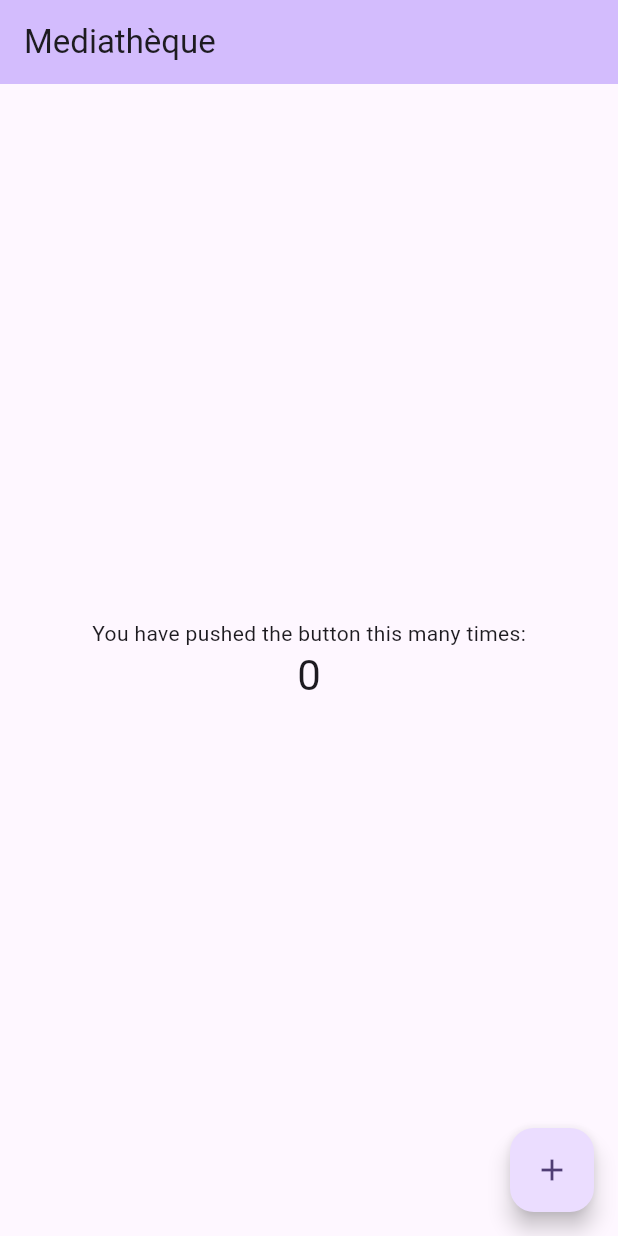
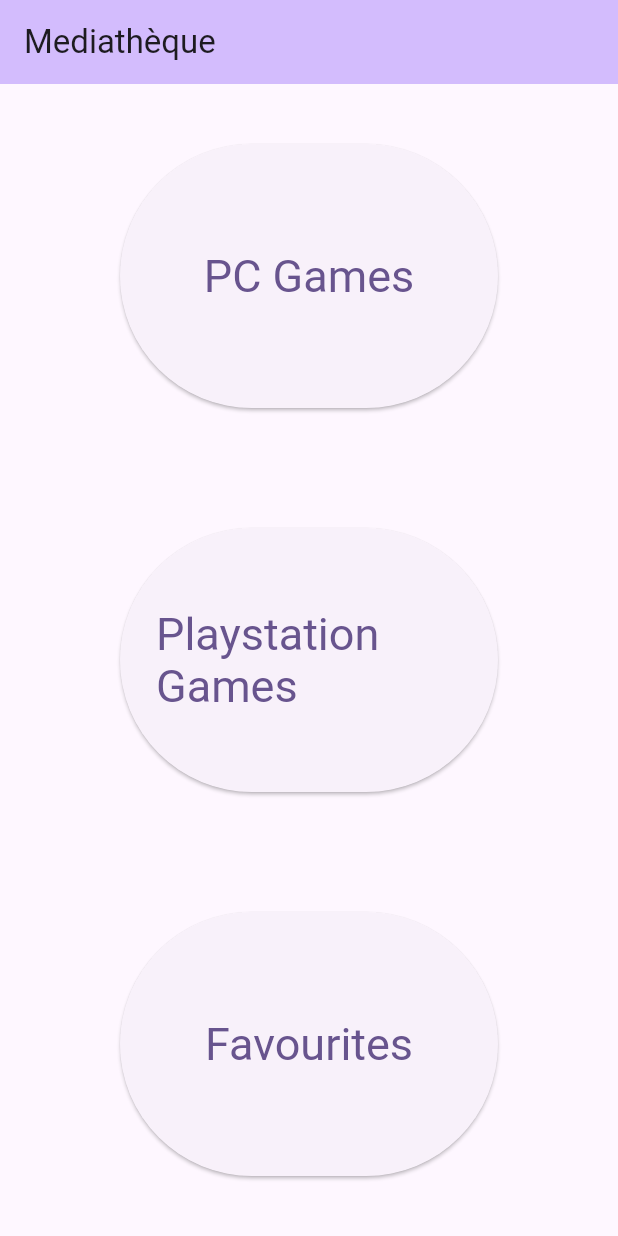
Before and after one commit to hugo-joly/AMSEJolyStockinger, a Flutter app: the screen it shows after launch, on a phone screen of 412 x 824 dp. Run offline on Flutter 3.47's test engine with Material 3 defaults, Android fonts, the phone set to English and light mode, and no system bars.

Commit message:
pages de navigation

```diff
--- a/tp1/lib/main.dart
+++ b/tp1/lib/main.dart
@@ -11,7 +11,7 @@
   @override
   Widget build(BuildContext context) {
     return MaterialApp(
-      title: 'Flutter demo',
+      title: 'Médiathèque',
       theme: ThemeData(
         // This is the theme of your application.
         //
@@ -31,13 +31,19 @@
         colorScheme: ColorScheme.fromSeed(seedColor: Colors.deepPurple),
         useMaterial3: true,
       ),
-      home: const MyHomePage(title: 'Mediathèque'),
+      initialRoute: '/',
+      routes: {
+        '/': (context) => const HomeRoute(title: 'Mediathèque'),
+        '/second': (context) => const SecondRoute(title: 'PC Games'),
+        '/third': (context) => const ThirdRoute(title: 'Playstation Games'),
+        '/fourth': (context) => const FourthRoute(title: 'Favourites'),
+      },
     );
   }
 }
 
-class MyHomePage extends StatefulWidget {
-  const MyHomePage({super.key, required this.title});
+class HomeRoute extends StatelessWidget {
+  const HomeRoute({super.key, required this.title});
 
   // This widget is the home page of your application. It is stateful, meaning
   // that it has a State object (defined below) that contains fields that affect
@@ -51,75 +57,133 @@
   final String title;
 
   @override
-  State<MyHomePage> createState() => _MyHomePageState();
-}
-
-class _MyHomePageState extends State<MyHomePage> {
-  int _counter = 0;
-
-  void _incrementCounter() {
-    setState(() {
-      // This call to setState tells the Flutter framework that something has
-      // changed in this State, which causes it to rerun the build method below
-      // so that the display can reflect the updated values. If we changed
-      // _counter without calling setState(), then the build method would not be
-      // called again, and so nothing would appear to happen.
-      _counter++;
-    });
-  }
-
-  @override
   Widget build(BuildContext context) {
-    // This method is rerun every time setState is called, for instance as done
-    // by the _incrementCounter method above.
-    //
-    // The Flutter framework has been optimized to make rerunning build methods
-    // fast, so that you can just rebuild anything that needs updating rather
-    // than having to individually change instances of widgets.
     return Scaffold(
       appBar: AppBar(
-        // TRY THIS: Try changing the color here to a specific color (to
-        // Colors.amber, perhaps?) and trigger a hot reload to see the AppBar
-        // change color while the other colors stay the same.
+        title: Text(title),
         backgroundColor: Theme.of(context).colorScheme.inversePrimary,
-        // Here we take the value from the MyHomePage object that was created by
-        // the App.build method, and use it to set our appbar title.
-        title: Text(widget.title),
       ),
       body: Center(
-        // Center is a layout widget. It takes a single child and positions it
-        // in the middle of the parent.
         child: Column(
-          // Column is also a layout widget. It takes a list of children and
-          // arranges them vertically. By default, it sizes itself to fit its
-          // children horizontally, and tries to be as tall as its parent.
-          //
-          // Column has various properties to control how it sizes itself and
-          // how it positions its children. Here we use mainAxisAlignment to
-          // center the children vertically; the main axis here is the vertical
-          // axis because Columns are vertical (the cross axis would be
-          // horizontal).
-          //
-          // TRY THIS: Invoke "debug painting" (choose the "Toggle Debug Paint"
-          // action in the IDE, or press "p" in the console), to see the
-          // wireframe for each widget.
           mainAxisAlignment: MainAxisAlignment.center,
           children: <Widget>[
-            const Text(
-              'You have pushed the button this many times:',
+            Expanded(
+              child: Container(
+                margin: const EdgeInsets.symmetric(vertical: 40.0, horizontal: 80.0), // Marge autour du conteneur
+                child: ElevatedButton(
+                  style: ElevatedButton.styleFrom(
+                    minimumSize: const Size(double.infinity, double.infinity), // Taille minimale du bouton
+                    textStyle: const TextStyle(fontSize: 30.0), // Taille du texte
+                  ),
+                  onPressed: () {
+                    Navigator.pushNamed(context, '/second');
+                  },
+                  child: const Text('PC Games'),
+                ),
+              ),
             ),
-            Text(
-              '$_counter',
-              style: Theme.of(context).textTheme.headlineMedium,
+            Expanded(
+              child: Container(
+                margin: const EdgeInsets.symmetric(vertical: 40.0, horizontal: 80.0),
+                child: ElevatedButton(
+                  style: ElevatedButton.styleFrom(
+                    minimumSize: const Size(double.infinity, double.infinity),
+                    textStyle: const TextStyle(fontSize: 30.0),
+                  ),
+                  onPressed: () {
+                    Navigator.pushNamed(context, '/third');
+                  },
+                  child: const Text('Playstation Games'),
+                ),
+              ),
+            ),
+            Expanded(
+              child: Container(
+                margin: const EdgeInsets.symmetric(vertical: 40.0, horizontal: 80.0),
+                child: ElevatedButton(
+                  style: ElevatedButton.styleFrom(
+                    minimumSize: const Size(double.infinity, double.infinity),
+                    textStyle: const TextStyle(fontSize: 30.0),
+                  ),
+                  onPressed: () {
+                    Navigator.pushNamed(context, '/fourth');
+                  },
+                  child: const Text('Favourites'),
+                ),
+              ),
             ),
           ],
         ),
       ),
-      floatingActionButton: FloatingActionButton(
-        onPressed: _incrementCounter,
-        tooltip: 'Increment',
-        child: const Icon(Icons.add),
-      ), // This trailing comma makes auto-formatting nicer for build methods.
     );
   }
 }
+
+class SecondRoute extends StatelessWidget {
+  const SecondRoute({super.key, required this.title});
+  final String title ;
+
+  @override
+  Widget build(BuildContext context) {
+    return Scaffold(
+      appBar: AppBar(
+        title: Text(title),
+        backgroundColor: Theme.of(context).colorScheme.inversePrimary,
+      ),
+      body: Center(
+        child: ElevatedButton(
+          onPressed: () {
+            Navigator.pop(context);
+          },
+          child: const Text('HomePage'),
+        ),
+      ),
+    );
+  }
+}
+
+class ThirdRoute extends StatelessWidget {
+  const ThirdRoute({super.key, required this.title});
+  final String title ;
+
+  @override
+  Widget build(BuildContext context) {
+    return Scaffold(
+      appBar: AppBar(
+        title: Text(title),
+        backgroundColor: Theme.of(context).colorScheme.inversePrimary,
+      ),
+      body: Center(
+        child: ElevatedButton(
+          onPressed: () {
+            Navigator.pop(context);
+          },
+          child: const Text('HomePage'),
+        ),
+      ),
+    );
+  }
+}
+
+class FourthRoute extends StatelessWidget {
+  const FourthRoute({super.key, required this.title});
+  final String title ;
+
+  @override
+  Widget build(BuildContext context) {
+    return Scaffold(
+      appBar: AppBar(
+        title: Text(title),
+        backgroundColor: Theme.of(context).colorScheme.inversePrimary,
+      ),
+      body: Center(
+        child: ElevatedButton(
+          onPressed: () {
+            Navigator.pop(context);
+          },
+          child: const Text('HomePage'),
+        ),
+      ),
+    );
+  }
+}
```
